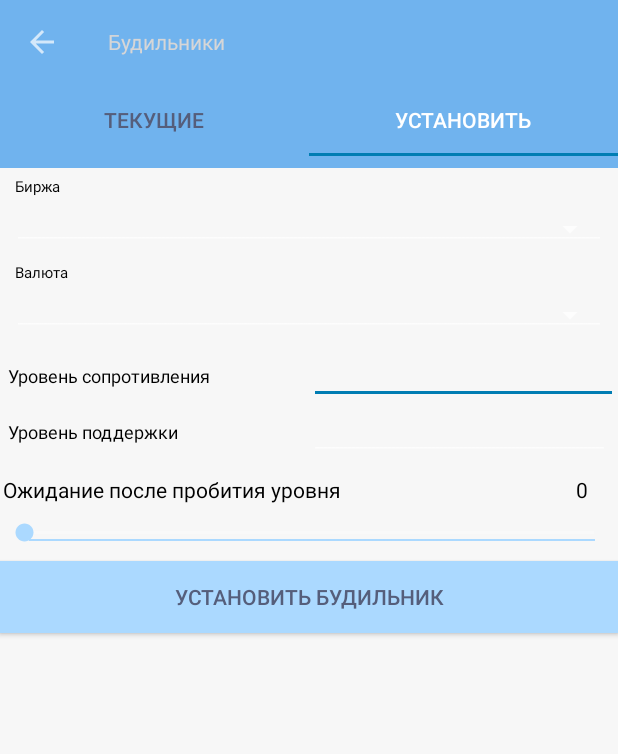
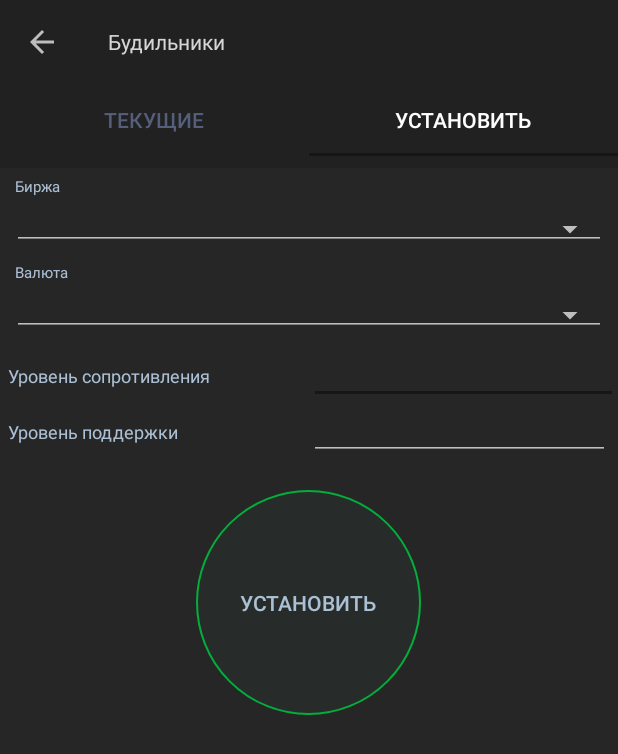
Before and after one commit to BalanceBalls/CryptoWatcherAndroidApp, an Android app: the ListAlarmsFragment screen opened directly, with no data from a screen before it, tab 2 chosen, on a phone screen of 412 x 824 dp. Shown: the top 754 px of the screen. Run offline under Robolectric (Android 15) with nearby library versions, the phone set to English and light mode, and no system bars; libraries missing offline, so code that uses them is left out: com.jaredrummler.materialspinner, com.liuguangqiang.swipeback; plain views replace MaterialSpinner; network calls fail; 4 statements that could not run were skipped.

Commit message:
design updated

```diff
--- a/app/src/main/AndroidManifest.xml
+++ b/app/src/main/AndroidManifest.xml
@@ -41,6 +41,7 @@
             android:process=":testservice" />
 
         <activity android:name=".LogActivity"></activity>
+
     </application>
 
 </manifest>
--- a/app/src/main/java/com/example/admin/cryptowatcher/NotificationIO.java
+++ b/app/src/main/java/com/example/admin/cryptowatcher/NotificationIO.java
@@ -54,38 +54,6 @@ public class NotificationIO  {
             }
     }
 
-    /*public NotificationIO(int mode, ArrayList<NotificationEntity> alarms,Context ctx){
-        switch (mode){
-            case 0:    saveToFile(alarms,ctx);
-                try {
-                    readFromFile(ctx);
-
-                } catch (IOException e) {
-                    e.printStackTrace();
-                }
-                break;
-            case 1:
-                try {
-                    readFromFile(ctx);
-
-                } catch (IOException e) {
-                    e.printStackTrace();
-                }
-                break;
-        }
-    }
-
-    private void saveToFile(ArrayList<NotificationEntity> alarmSet, Context ctx){
-
-        JSONArray inputData = formJSON(alarmSet, ctx);
-
-        File inpFile =  new File(ctx.getFilesDir(), "alarmlist.json");
-
-            try { FileOutputStream fos =  new FileOutputStream(inpFile,false);
-               try {fos.write(inputData.toString().getBytes());
-               }finally {fos.close();}
-            } catch (IOException e) { }
-    }*/
     private void deleteItemFromFile(Context ctx){
         JSONArray inputData = formJSON(finalList, ctx);
 
@@ -115,7 +83,6 @@ public class NotificationIO  {
     }
     private JSONArray formJSON(ArrayList<NotificationEntity> alarms , Context ctx){
 
-
        // finalList.addAll(alarms);
         JSONArray dataList = new JSONArray();
             for(NotificationEntity ent : finalList){
@@ -126,7 +93,7 @@ public class NotificationIO  {
                     temp.put("pair", ent.getPairName());
                     temp.put("supportlevel" , ent.getSupportLevel());
                     temp.put("resistlevel", ent.getResistanceLevel());
-                    temp.put("waittime", ent.getWaitTimeSeconds());
+                    //temp.put("waittime", ent.getWaitTimeSeconds());
                     dataList.put(temp);
                 } catch (JSONException e) {
                     e.printStackTrace();
@@ -160,8 +127,8 @@ public class NotificationIO  {
                 String pair = temp.getString("pair");
                 double sup = Double.parseDouble(temp.getString("supportlevel"));
                 double res = Double.parseDouble(temp.getString("resistlevel"));
-                int time = Integer.parseInt(temp.getString("waittime"));
-                NotificationEntity tempEnt =  new NotificationEntity(market,pair,sup,res,time);
+               // int time = Integer.parseInt(temp.getString("waittime"));
+                NotificationEntity tempEnt =  new NotificationEntity(market,pair,sup,res);
                 finalList.add(tempEnt);
             } catch (JSONException e) {
                 e.printStackTrace();
@@ -188,9 +155,7 @@ public class NotificationIO  {
                 hasEntry = true;
                 index = finalList.indexOf(ent);
                 break;
-
             }
-
         }
         if(hasEntry) {
             finalList.remove(index);
@@ -218,11 +183,7 @@ public class NotificationIO  {
         reader.close();
         for (NotificationEntity entTemp : finalList){
             Log.d("IOcheck", "Market = " + entTemp.getMarketName()  + " , Pair = " + entTemp.getPairName()  +
-                    " , sup = " + entTemp.getSupportLevel()  + " , res= " + entTemp.getResistanceLevel() + ", time = " + entTemp.getWaitTimeSeconds() +
-                    " , List length = " + finalList.size());
+                    " , sup = " + entTemp.getSupportLevel()  + " , res= " + entTemp.getResistanceLevel() + ", List length = " + finalList.size());
         }
     }
-
-
-
 }
--- a/app/src/main/java/com/example/admin/cryptowatcher/OnItemClickListener.java
+++ b/app/src/main/java/com/example/admin/cryptowatcher/OnItemClickListener.java
@@ -5,5 +5,5 @@ package com.example.admin.cryptowatcher;
  */
 
 public interface OnItemClickListener {
-    public void onItemLongClicked(NotificationEntity item);
+    void onItemLongClicked(NotificationEntity item);
 }
--- a/app/src/main/java/com/example/admin/cryptowatcher/fragments/SetAlarmFragment.java
+++ b/app/src/main/java/com/example/admin/cryptowatcher/fragments/SetAlarmFragment.java
@@ -46,8 +46,8 @@ public class SetAlarmFragment extends android.support.v4.app.Fragment {
     double initSupVal = 0;
     int supBarLast = 0;
     int resBarLast = 0;
-    TextView timeDurationValue;
-    TextView timeWaitText;
+   // TextView timeDurationValue;
+   // TextView timeWaitText;
     Spinner exchangeMarkets;
     Spinner pairsOnMarket;
     Button setAlarm;
@@ -84,9 +84,9 @@ public class SetAlarmFragment extends android.support.v4.app.Fragment {
         super.onViewCreated(view, savedInstanceState);
        // supVal =  (TextView)getView().findViewById(R.id.support_value);
        // resVal =  (TextView)getView().findViewById(R.id.resistance_value);
-        timeWaitText = (TextView)getView().findViewById(R.id.waitTimeText);
-        timeDurationValue = (TextView)getView().findViewById(R.id.timeDurationValue);
-        seekBar = (SeekBar)getView().findViewById(R.id.waitPeriod);
+        //timeWaitText = (TextView)getView().findViewById(R.id.waitTimeText);
+       // timeDurationValue = (TextView)getView().findViewById(R.id.timeDurationValue);
+      //  seekBar = (SeekBar)getView().findViewById(R.id.waitPeriod);
         //supportSeekBar = (SeekBar)getView().findViewById(R.id.support_seek_bar);
        // resistanceSeekBar = (SeekBar)getView().findViewById(R.id.resistance_seek_bar);
         supportLevelValue = (TextView)getView().findViewById(R.id.supportLevelValue);
@@ -116,76 +116,9 @@ public class SetAlarmFragment extends android.support.v4.app.Fragment {
         new AsyncTaskRunnerAlarm(marketsForSpinner[0]).execute();
         marketSpinner.setSelected(true);
 
-        seekBar.setMax(600);
+       /* seekBar.setMax(600);
 
-        /*supportSeekBar.setMax(50);
-        supportSeekBar.setOnSeekBarChangeListener(new SeekBar.OnSeekBarChangeListener() {
-            @Override
-            public void onProgressChanged(SeekBar seekBar, int progress, boolean fromUser) {
-                if (progress==50) supportLevelValue.setText(initSupVal + "");
 
-                if(progress > supBarLast){
-
-                    double total = (  ((initSupVal)/100) * progress );
-                    Log.d("SeekF" , "Move right ; Total - " + total + " , Prog - " + progress + " , initVal = " + initResVal);
-                    total = initSupVal + total;
-                    supportLevelValue.setText(total + "");
-                    supBarLast = progress;
-                }
-                else{
-
-                    double total = ( ((initSupVal)/100) * progress );
-                    Log.d("SeekF" , "Move left; Total - " + total + " , Prog - " + progress + " , initVal = " + initResVal);
-                    total = initSupVal - total;
-                    supportLevelValue.setText(total + "");
-                    supBarLast = progress;
-                }
-            }
-
-            @Override
-            public void onStartTrackingTouch(SeekBar seekBar) {
-
-            }
-
-            @Override
-            public void onStopTrackingTouch(SeekBar seekBar) {
-
-            }
-        });
-
-        resistanceSeekBar.setMax(50);
-        resistanceSeekBar.setOnSeekBarChangeListener(new SeekBar.OnSeekBarChangeListener() {
-            @Override
-            public void onProgressChanged(SeekBar seekBar, int progress, boolean fromUser) {
-
-                if(progress > resBarLast){
-
-                    double total = (  (initResVal/100) * progress );
-                    Log.d("SeekF" , "Move right ; Total - " + total + " , Prog - " + progress + " , initVal = " + initResVal);
-                    total = initResVal + total;
-                    resistanceLevelValue.setText(total + "");
-                    resBarLast = progress;
-                }
-                else{
-
-                    double total = ( (initResVal/100) * progress );
-                    Log.d("SeekF" , "Move left; Total - " + total + " , Prog - " + progress + " , initVal = " + initResVal);
-                    total = initResVal - total;
-                    resistanceLevelValue.setText(total + "");
-                    resBarLast = progress;
-                }
-            }
-
-            @Override
-            public void onStartTrackingTouch(SeekBar seekBar) {
-
-            }
-
-            @Override
-            public void onStopTrackingTouch(SeekBar seekBar) {
-
-            }
-        });*/
         seekBar.setOnSeekBarChangeListener( new SeekBar.OnSeekBarChangeListener(){
             public void onProgressChanged(SeekBar seekBar, int progress,boolean fromUser)
             {
@@ -204,7 +137,7 @@ public class SetAlarmFragment extends android.support.v4.app.Fragment {
                 timeDurationValue.setTextSize(14);
                 timeWaitText.setVisibility(View.VISIBLE);
             }
-        });
+        });*/
 
     }
     private void setInitValues(){
@@ -236,7 +169,7 @@ public class SetAlarmFragment extends android.support.v4.app.Fragment {
         //Writing new notification to a file
         new NotificationIO(getActivity().getApplicationContext(),new NotificationEntity(selectedExch,selectedPair,
                 Double.parseDouble(supportLevelValue.getText().toString().replace(',','.')),
-                Double.parseDouble(resistanceLevelValue.getText().toString().replace(',','.')),seekBar.getProgress()), "write");
+                Double.parseDouble(resistanceLevelValue.getText().toString().replace(',','.'))), "write");
 
 
         Snackbar.make(v, "Будильник установлен", Snackbar.LENGTH_LONG)
--- /dev/null
+++ b/app/src/main/res/drawable/circle.xml
@@ -0,0 +1,14 @@
+<?xml version="1.0" encoding="utf-8"?>
+<shape xmlns:android="http://schemas.android.com/apk/res/android"
+    android:shape="rectangle">
+    <corners android:radius="100dp" />
+    <solid android:color="#0e3a875f" />
+    <stroke
+        android:width="1dip"
+        android:color="#03ae3c" />
+    <padding
+        android:bottom="4dp"
+        android:left="4dp"
+        android:right="4dp"
+        android:top="4dp" />
+</shape>
--- a/app/src/main/res/layout/alarm_set_fragment.xml
+++ b/app/src/main/res/layout/alarm_set_fragment.xml
@@ -16,8 +16,9 @@
         android:layout_marginLeft="10dp"
         android:layout_marginTop="5dp"
         android:text="@string/alarmset_market_text"
-        android:textColor="@color/primaryTextColor"
+        android:textColor="@color/secondaryTextColor"
         android:textSize="10sp" />
+
     <com.jaredrummler.materialspinner.MaterialSpinner
         android:id="@+id/market_spinner"
         style="@style/Base.Widget.AppCompat.Spinner.Underlined"
@@ -34,7 +35,7 @@
         android:textSize="13dp"
         app:ms_background_color="@color/backgroundColor"
         app:ms_dropdown_max_height="180dp"
-        app:ms_text_color="@color/primaryTextColor" />
+        app:ms_text_color="@color/secondaryTextColor" />
 
     <TextView
         android:id="@+id/textView4"
@@ -42,8 +43,9 @@
         android:layout_height="wrap_content"
         android:layout_marginLeft="10dp"
         android:text="@string/alarmset_currency_text"
-        android:textColor="@color/primaryTextColor"
+        android:textColor="@color/secondaryTextColor"
         android:textSize="10sp" />
+
     <com.jaredrummler.materialspinner.MaterialSpinner
         android:id="@+id/pairs_spinner"
         style="@style/Base.Widget.AppCompat.Spinner.Underlined"
@@ -56,14 +58,14 @@
         android:layout_marginRight="8dp"
         android:layout_marginStart="8dp"
         android:layout_marginTop="8dp"
+        android:drawableBottom="@drawable/ms__arrow"
         android:gravity="left"
-        android:drawableBottom="@drawable/ms__arrow"
         android:textSize="13dp"
         android:theme="@style/AppTheme"
         app:ms_background_color="@color/backgroundColor"
         app:ms_dropdown_height="400dp"
         app:ms_dropdown_max_height="400dp"
-        app:ms_text_color="@color/primaryTextColor" />
+        app:ms_text_color="@color/secondaryTextColor" />
     <LinearLayout
         android:layout_width="match_parent"
         android:layout_height="wrap_content"
@@ -75,8 +77,9 @@
             android:layout_weight="1"
             android:paddingLeft="5dp"
             android:text="@string/alarmset_resistance_level_text"
-            android:textColor="@color/primaryTextColor"
+            android:textColor="@color/secondaryTextColor"
             android:textSize="12sp" />
+
         <EditText
             android:id="@+id/resistanceLevelValue"
             android:layout_width="match_parent"
@@ -84,7 +87,7 @@
             android:layout_weight="1"
             android:ems="10"
             android:inputType="number|numberDecimal"
-            android:textColor="@color/primaryTextColor"
+            android:textColor="@color/secondaryTextColor"
             android:textSize="12sp" />
     </LinearLayout>
     <LinearLayout
@@ -98,8 +101,9 @@
             android:layout_marginLeft="5dp"
             android:layout_weight="1"
             android:text="@string/alarmset_support_level_text"
-            android:textColor="@color/primaryTextColor"
+            android:textColor="@color/secondaryTextColor"
             android:textSize="12sp" />
+
         <EditText
             android:id="@+id/supportLevelValue"
             android:layout_width="match_parent"
@@ -108,54 +112,32 @@
             android:layout_weight="1"
             android:ems="10"
             android:inputType="numberDecimal"
-            android:textColor="@color/primaryTextColor"
+            android:textColor="@color/secondaryTextColor"
             android:textSize="12sp" />
     </LinearLayout>
+
     <LinearLayout
         android:layout_width="match_parent"
-        android:layout_height="wrap_content"
-        android:orientation="horizontal">
+        android:layout_height="150dp"
+        android:layout_marginTop="20dp"
+        android:gravity="center_horizontal"
+        android:orientation="vertical">
 
-        <TextView
-            android:id="@+id/waitTimeText"
-            android:layout_width="match_parent"
-            android:layout_height="wrap_content"
-            android:layout_marginLeft="2dp"
+        <Button
+            android:id="@+id/set_alarm_button"
+            android:layout_width="150dp"
+            android:layout_height="150dp"
             android:layout_weight="1"
-            android:paddingBottom="10dp"
-            android:paddingTop="10dp"
-            android:text="@string/alarmset_break_level_delay_text"
-            android:textColor="@color/primaryTextColor"
-            android:visibility="visible" />
-        <TextView
-            android:id="@+id/timeDurationValue"
-            android:layout_width="wrap_content"
-            android:layout_height="wrap_content"
-            android:layout_marginRight="20dp"
-            android:text="0"
-            android:textColor="@color/primaryTextColor"
-            android:textSize="14sp" />
+            android:background="@drawable/circle"
+            android:elevation="8dp"
+            android:fadingEdge="horizontal"
+            android:gravity="center_vertical|center_horizontal"
+            android:onClick="onAlarmStartEvent"
+            android:requiresFadingEdge="horizontal"
+            android:text="Установить"
+            android:textColor="@color/secondaryTextColor" />
     </LinearLayout>
-    <SeekBar
-        android:id="@+id/waitPeriod"
-        android:layout_width="match_parent"
-        android:layout_height="wrap_content"
-        android:paddingBottom="10dp"
-        android:theme="@style/AppTheme"
-        android:thumbTint="@color/primaryLightColor"
-        android:tickMark="@color/primaryLightColor" />
 
-    <Button
-        android:id="@+id/set_alarm_button"
-        android:layout_width="match_parent"
-        android:layout_height="wrap_content"
-        android:background="@color/primaryLightColor"
-        android:backgroundTintMode="@color/primaryColor"
-        android:fadingEdge="horizontal"
-        android:onClick="onAlarmStartEvent"
-        android:requiresFadingEdge="horizontal"
-        android:text="@string/alarmset_set_alarm_text"
-        android:textColor="@color/textHighlighter" />
     <!-- <android.support.design.widget.CoordinatorLayout
          android:id="@+id/container"
          android:layout_width="match_parent"
--- a/app/src/main/res/layout/graph_fragment.xml
+++ b/app/src/main/res/layout/graph_fragment.xml
@@ -26,7 +26,7 @@
         android:textAlignment="center"
         android:textSize="13dp"
         app:ms_background_color="@color/backgroundColor"
-        app:ms_text_color="@color/primaryTextColor" />
+        app:ms_text_color="@color/secondaryTextColor" />
 
     <TextView
         android:id="@+id/graphErrorText"
--- a/app/src/main/res/values/colors.xml
+++ b/app/src/main/res/values/colors.xml
@@ -9,22 +9,22 @@
     <color name="navDrawerColor">#db3e3e3e</color>
     <color name="navDrawerItemColor">#c6c4c4</color>#42a5f5 (prim)/ 80d6ff (light) / #0077c2 (dark)
     -->
-    <color name="primaryColor">#70B3EE</color>
+    <color name="primaryColor">#212121</color>
     <color name="primaryLightColor">#ABD9FF</color>
-    <color name="primaryDarkColor">#007DB3</color>
-    <color name="primaryTextColor">#000000</color>
-    <color name="secondaryTextColor">#2b2a2a</color>
+    <color name="primaryDarkColor">#161616</color>
+    <color name="primaryTextColor">#43a047</color>
+    <color name="secondaryTextColor">#abc0d4</color>
     <color name="someColor">#616161</color>
     <color name="backgroundMaterialLight">#075b81</color>
     <color name="toolbarColor">#b3e5fc</color>
     <color name="hintBlack">#82b3c9</color>
-    <color name="navDrawerColor">#F5F5F6</color>
-    <color name="navDrawerHeaderColor">#70B3EE</color>
-    <color name="backgroundColor">#eff1ef</color>
-    <color name="homeItemColor">#f7f7f7</color>
+    <color name="navDrawerColor">#262626</color>
+    <color name="navDrawerHeaderColor">#202121</color>
+    <color name="backgroundColor">#292929</color>
+    <color name="homeItemColor">#262626</color>
     <color name="textHighlighter">#555e7b</color>555e7b
-    <color name="navDrawerItemColor">#616161</color>
+    <color name="navDrawerItemColor">#cfd8dc</color>
     <color name="statusBarColor">#82b3c9</color>
-    <color name="positiveShift">#2862ba</color>
+    <color name="positiveShift">#43a047</color>
     <color name="negativeShift">#b64747</color>
 </resources>
--- a/build.gradle
+++ b/build.gradle
@@ -6,7 +6,7 @@ buildscript {
         google()
     }
     dependencies {
-        classpath 'com.android.tools.build:gradle:3.0.1'
+        classpath 'com.android.tools.build:gradle:3.1.3'
 
         // NOTE: Do not place your application dependencies here; they belong
         // in the individual module build.gradle files
```
Also changed, not shown: app/src/main/java/com/example/admin/cryptowatcher/AlarmManagerService.java (+1 -97 lines), app/src/main/java/com/example/admin/cryptowatcher/DiffCallbackAlarmList.java (deleted, +0 -57 lines), app/src/main/java/com/example/admin/cryptowatcher/HomeActivity.java (+9 -3 lines), app/src/main/java/com/example/admin/cryptowatcher/NotificationEntity.java (+9 -9 lines), app/src/main/java/com/example/admin/cryptowatcher/fragments/detailFragment.java (+6 -6 lines), app/src/main/java/com/example/admin/cryptowatcher/fragments/graphFragment.java (+5 -4 lines), app/src/main/res/layout/detail_fragment.xml (+13 -8 lines), app/src/main/res/layout/home_item.xml (+6 -4 lines), gradle/wrapper/gradle-wrapper.properties, 2 other files.
